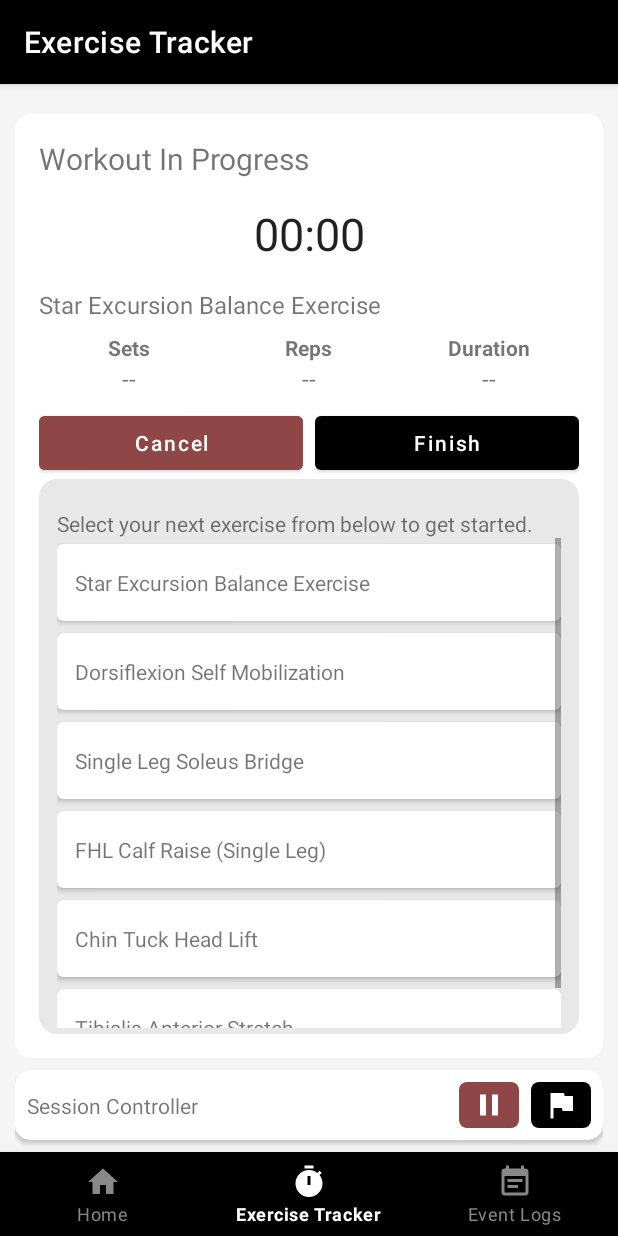
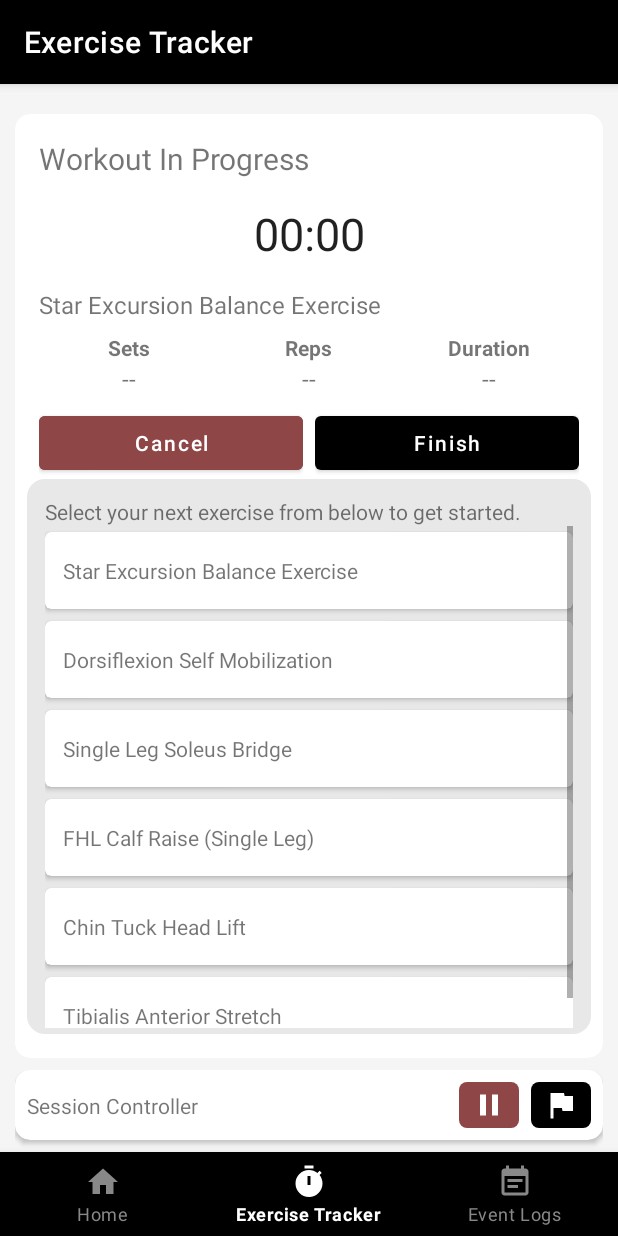
Before and after one commit to karenlinky/physio-tracker, an Android app: the DashboardFragment screen opened through its navigation route, on a phone screen of 412 x 824 dp. Run offline under Robolectric (Android 15) with nearby library versions, the phone set to English and light mode, and no system bars; our stand-ins replace Room's generated code, navigation-ui.

Commit message:
adjusted tracker margin

```diff
--- a/app/src/main/res/layout/fragment_exercise_tracker.xml
+++ b/app/src/main/res/layout/fragment_exercise_tracker.xml
@@ -20,9 +20,11 @@
         <androidx.constraintlayout.widget.ConstraintLayout
             android:layout_width="match_parent"
             android:layout_height="match_parent"
-            android:padding="16dp">
+            android:paddingVertical="16dp"
+            android:paddingHorizontal="8dp">
 
             <LinearLayout
+                android:paddingHorizontal="8dp"
                 android:id="@+id/containerTrackerDetails"
                 android:layout_width="match_parent"
                 android:layout_height="wrap_content"
@@ -110,7 +112,7 @@
                     android:id="@+id/selectExerciseHint"
                     android:layout_width="match_parent"
                     android:layout_height="wrap_content"
-                    android:layout_marginTop="16dp"
+                    android:layout_marginTop="8dp"
                     android:orientation="horizontal">
 
                     <TextView
```
